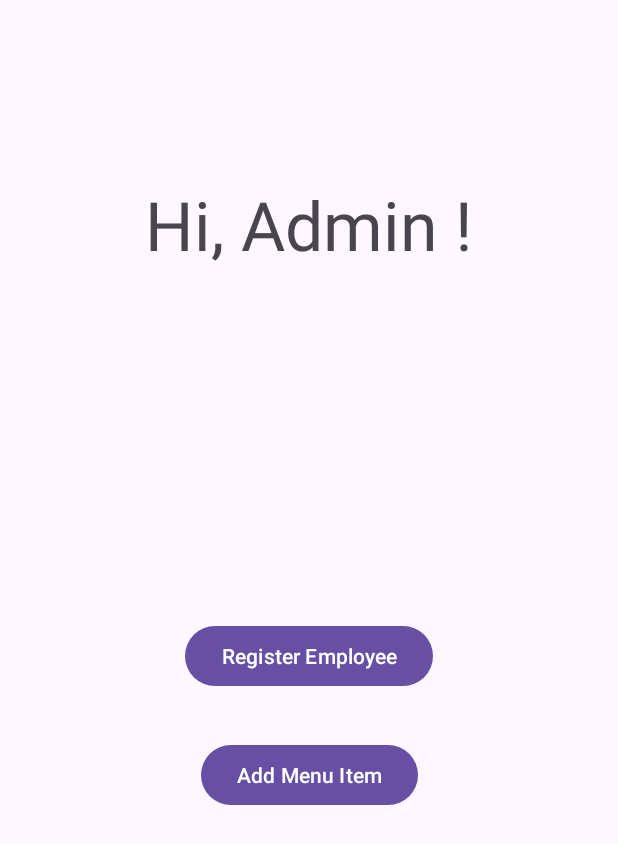
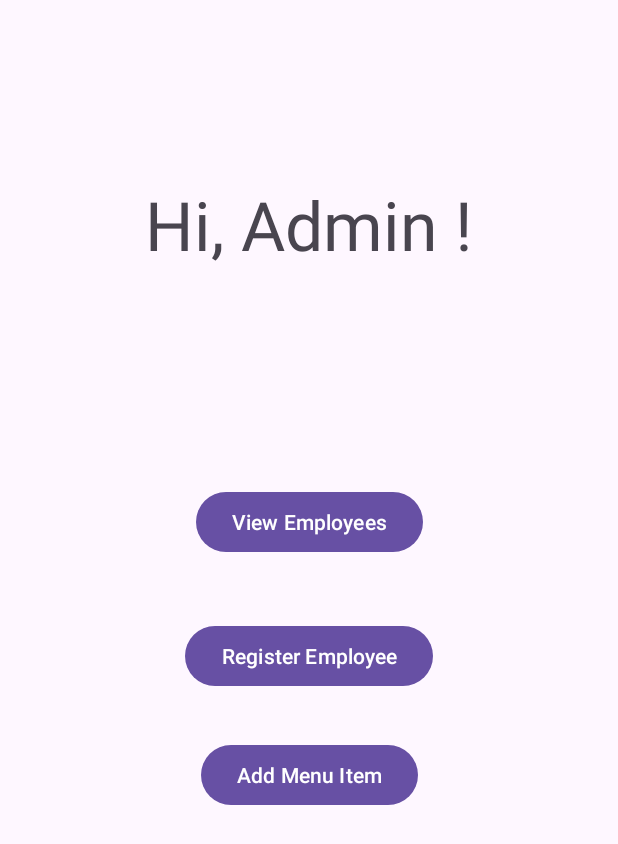
Before and after one commit to thiva-k/Restaurant-Order-Manager, an Android app: the AdminActivity screen opened directly, with no data from a screen before it, on a phone screen of 412 x 824 dp. Shown: the top 844 px of the screen. Run offline under Robolectric (Android 15) with nearby library versions, the phone set to English and light mode, and no system bars.

Commit message:
Added View Employees button to Admin interface

```diff
--- a/app/src/main/res/layout/activity_admin.xml
+++ b/app/src/main/res/layout/activity_admin.xml
@@ -18,6 +18,19 @@
         app:layout_constraintTop_toTopOf="parent"
         app:layout_constraintVertical_bias="0.156" />
 
+
+    <Button
+        android:id="@+id/viewEmployeeButton"
+        android:layout_width="wrap_content"
+        android:layout_height="wrap_content"
+        android:layout_marginTop="8dp"
+        android:layout_marginBottom="8dp"
+        android:text="View Employees"
+        app:layout_constraintBottom_toBottomOf="parent"
+        app:layout_constraintEnd_toEndOf="parent"
+        app:layout_constraintStart_toStartOf="parent"
+        app:layout_constraintTop_toBottomOf="@+id/textView2"
+        app:layout_constraintVertical_bias="0.235" />
     <Button
         android:id="@+id/registerUserButton"
         android:layout_width="wrap_content"
@@ -43,4 +56,6 @@
         app:layout_constraintStart_toStartOf="parent"
         app:layout_constraintTop_toBottomOf="@+id/registerUserButton"
         app:layout_constraintVertical_bias="0.078" />
+
+
 </androidx.constraintlayout.widget.ConstraintLayout>
```
